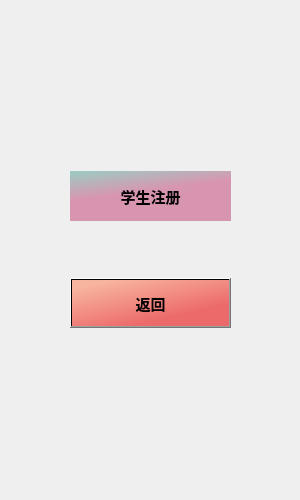
First picture: the form in untitled1/registerdialog.ui, repository 2018876441/C-_project, before the edit.
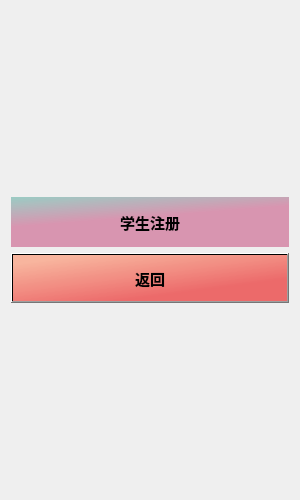
Second picture: the form after the edit. Icons and pictures are not drawn.

Patch:
```diff
--- a/untitled1/registerdialog.ui
+++ b/untitled1/registerdialog.ui
@@ -10,18 +10,6 @@
     <height>500</height>
    </rect>
   </property>
-  <property name="minimumSize">
-   <size>
-    <width>300</width>
-    <height>500</height>
-   </size>
-  </property>
-  <property name="maximumSize">
-   <size>
-    <width>720</width>
-    <height>1024</height>
-   </size>
-  </property>
   <property name="windowTitle">
    <string>Dialog</string>
   </property>
@@ -29,21 +17,8 @@
    <string notr="true">QDialog{
 border-image: url(:/img/bg1.jpg);}</string>
   </property>
-  <widget class="QWidget" name="layoutWidget">
-   <property name="geometry">
-    <rect>
-     <x>70</x>
-     <y>120</y>
-     <width>161</width>
-     <height>261</height>
-    </rect>
-   </property>
-   <property name="minimumSize">
-    <size>
-     <width>100</width>
-     <height>50</height>
-    </size>
-   </property>
+  <layout class="QVBoxLayout" name="verticalLayout_2">
+   <item>
    <layout class="QVBoxLayout" name="verticalLayout">
     <item>
      <widget class="QPushButton" name="stuBtn">
@@ -92,7 +67,8 @@
      </widget>
     </item>
    </layout>
-  </widget>
+   </item>
+  </layout>
  </widget>
  <resources/>
  <connections/>
```
Lines whose indentation alone changed are shown as unchanged.
